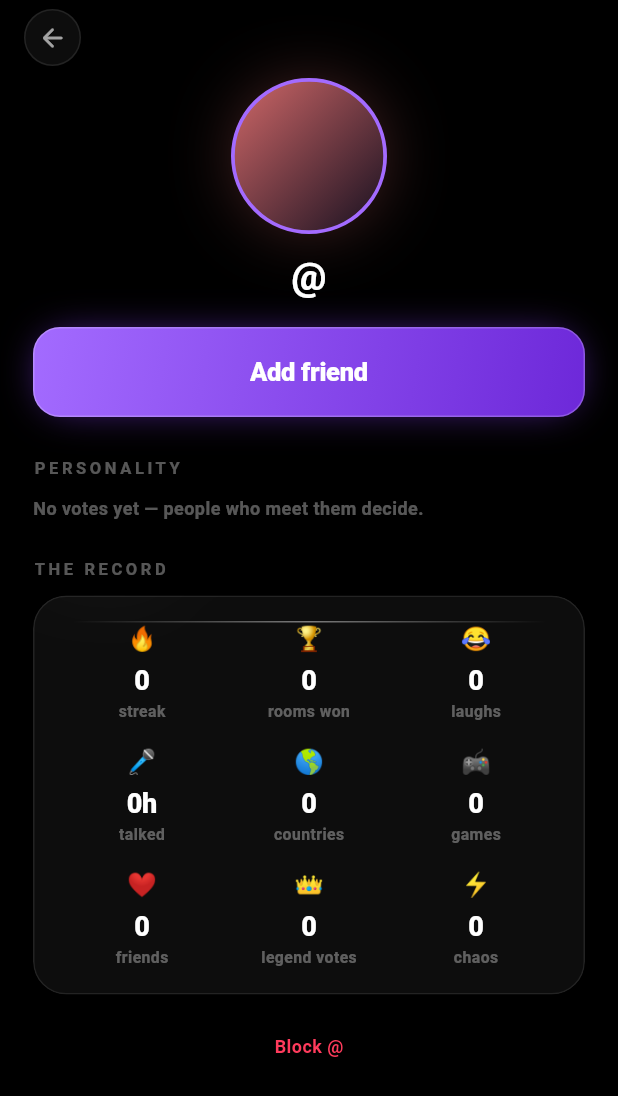
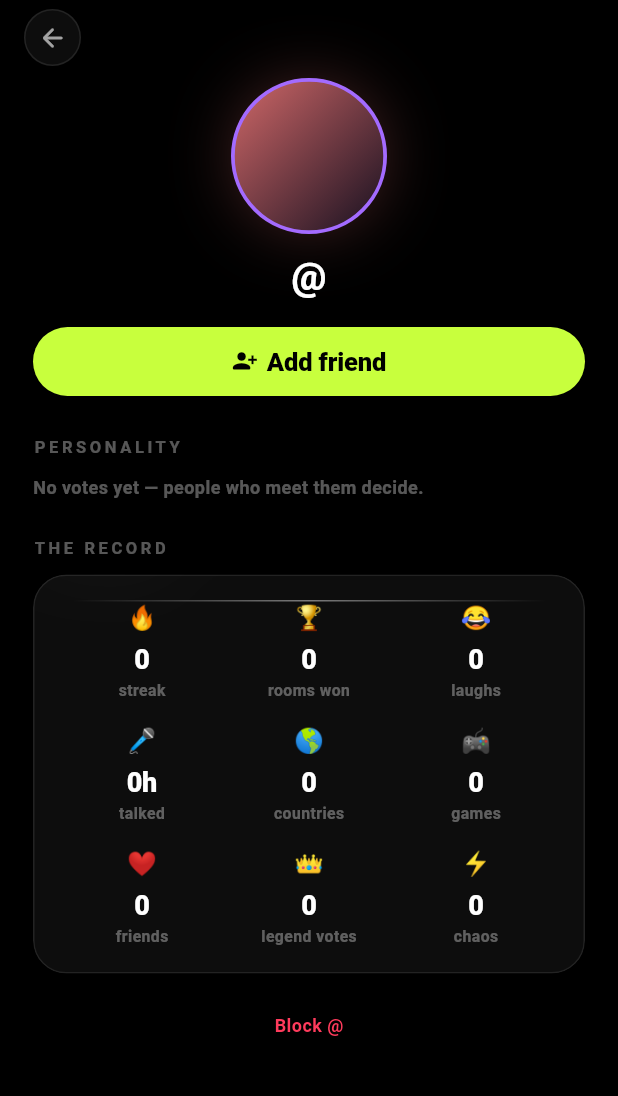
Before and after one commit to stossthegreat/Whatif, a Flutter app: the FriendProfileScreen screen opened directly with empty values, on a phone screen of 412 x 824 dp. Shown: the top 1096 px of the screen. Run offline on Flutter 3.47's test engine with Material 3 defaults, Android fonts, the phone set to English and light mode, and no system bars; our stand-ins replace app_links, audioplayers, camera, firebase_analytics, firebase_core, firebase_messaging and 7 more; missing offline and left inert: flutter_webrtc, livekit_client, purchases_flutter, record; accounts and stored records are empty; network calls fail.

Commit message:
b70: the same action pills on profiles, from one shared component
The card treatment now lives in the widget kit as ActionPill, and both
the Explore cards and the profiles use it — literally the same widget,
so the two can't drift apart the way the card and its own sheet did.

Profiles had up to four stacked chunky buttons: a 60px purple gradient
slab, then ghost boxes for calls and invites. Same advert problem as the
cards. Now:
- a stranger gets ONE button — Add friend
- a pending request says Requested and does nothing, because there is
  nothing to do
- an incoming request gets Accept
- friends get four pills in two rows: Message · Video / Voice · Invite
- acid marks the actions that put you face to face — Video, and the
  Accept that creates the friendship. Everything else is frosted.

Also: SocialState.request() now records the outgoing request the way the
Explore path already did. Without it the profile's own button waited on
a round trip while the cards had already flipped — the same state,
disagreeing with itself, which is the whole class of bug this app keeps
producing.

Every icon used here was checked against the Flutter SDK source, since
Dart doesn't compile in this environment.
b61 24/24, b62 3/3, b63 33/33, b66 11/11, b67 4/4, b69 7/7.

```diff
--- a/lib/screens/friend_profile_screen.dart
+++ b/lib/screens/friend_profile_screen.dart
@@ -136,67 +136,11 @@ class _FriendProfileScreenState extends State<FriendProfileScreen> {
                     ),
                   ),
                   const SizedBox(height: 20),
-                  // actions
-                  Row(
-                    children: [
-                      if (friendState == 'friends') ...[
-                        Expanded(
-                          child: Cta(label: 'Message', onTap: () {
-                            Buzz.commit();
-                            ChatScreen.push(context,
-                                uid: widget.uid, name: widget.name, hue: widget.hue);
-                          }),
-                        ),
-                        const SizedBox(width: 10),
-                        Expanded(
-                          child: _ghostBtn('Invite to room', () {
-                            Buzz.commit();
-                            Navigator.of(context).popUntil((r) => r.isFirst);
-                            AppNav.hostPartyFor?.call(widget.uid);
-                          }),
-                        ),
-                      ] else if (friendState == 'pendingOut')
-                        Expanded(child: _ghostBtn('Request sent ✓', null))
-                      else if (friendState == 'pendingIn')
-                        Expanded(
-                          child: Cta(label: 'Accept friend request', onTap: () {
-                            Buzz.commit();
-                            SocialState.instance.accept(widget.uid);
-                            NetworkClient.instance.profile(widget.uid);
-                          }),
-                        )
-                      else
-                        Expanded(
-                          child: Cta(label: 'Add friend', onTap: () {
-                            Buzz.commit();
-                            SocialState.instance.request(widget.uid);
-                            NetworkClient.instance.profile(widget.uid);
-                          }),
-                        ),
-                    ],
-                  ),
-                  if (friendState == 'friends') ...[
-                    const SizedBox(height: 10),
-                    Row(
-                      children: [
-                        Expanded(
-                          child: _ghostBtn('📞 Voice call', () {
-                            Buzz.commit();
-                            Navigator.of(context).popUntil((r) => r.isFirst);
-                            AppNav.startCall?.call(widget.uid, false);
-                          }),
-                        ),
-                        const SizedBox(width: 10),
-                        Expanded(
-                          child: _ghostBtn('📹 Video call', () {
-                            Buzz.commit();
-                            Navigator.of(context).popUntil((r) => r.isFirst);
-                            AppNav.startCall?.call(widget.uid, true);
-                          }),
-                        ),
-                      ],
-                    ),
-                  ],
+                  // The same frosted pills the Explore cards use — one shape
+                  // for "do something about this person", wherever you meet
+                  // them. Four stacked gradient slabs read as an advert; this
+                  // reads as a profile.
+                  ..._actions(context, friendState),
                   const SizedBox(height: 26),
                   // personality — votes from people who actually met them
                   Text('PERSONALITY', style: T.eyebrow),
@@ -391,24 +335,95 @@ class _FriendProfileScreenState extends State<FriendProfileScreen> {
     );
   }
 
-  Widget _ghostBtn(String label, VoidCallback? onTap) {
-    return Press(
-      haptic: false,
-      onTap: onTap,
-      child: Opacity(
-        opacity: onTap == null ? 0.5 : 1,
-        child: Container(
-          height: 54,
-          alignment: Alignment.center,
-          decoration: BoxDecoration(
-            borderRadius: BorderRadius.circular(18),
-            border: Border.all(color: C.hair2),
+  /// What you can do about this person, in the order you'd want it, and never
+  /// an action the server would refuse. Strangers get one honest button;
+  /// friends get the four that actually work.
+  List<Widget> _actions(BuildContext context, String friendState) {
+    void home() => Navigator.of(context).popUntil((r) => r.isFirst);
+
+    if (friendState == 'pendingOut') {
+      return const [ActionPill(label: 'Requested', muted: true, height: 46)];
+    }
+    if (friendState == 'pendingIn') {
+      return [
+        ActionPill(
+          label: 'Accept friend request',
+          icon: Icons.person_add_alt_1_rounded,
+          live: true,
+          height: 46,
+          onTap: () {
+            Buzz.commit();
+            SocialState.instance.accept(widget.uid);
+            NetworkClient.instance.profile(widget.uid);
+          },
+        ),
+      ];
+    }
+    if (friendState != 'friends') {
+      return [
+        ActionPill(
+          label: 'Add friend',
+          icon: Icons.person_add_alt_1_rounded,
+          live: true,
+          height: 46,
+          onTap: () {
+            Buzz.commit();
+            SocialState.instance.request(widget.uid);
+            NetworkClient.instance.profile(widget.uid);
+          },
+        ),
+      ];
+    }
+    return [
+      Row(
+        children: [
+          Expanded(
+            child: ActionPill(
+              label: 'Message',
+              icon: Icons.chat_bubble_rounded,
+              height: 46,
+              onTap: () {
+                Buzz.commit();
+                ChatScreen.push(context,
+                    uid: widget.uid, name: widget.name, hue: widget.hue);
+              },
+            ),
           ),
-          child: Text(label,
-              style: T.body.copyWith(color: Colors.white, fontWeight: FontWeight.w700)),
-        ),
+          const SizedBox(width: 8),
+          Expanded(
+            child: ActionPill(
+              label: 'Video',
+              icon: Icons.videocam_rounded,
+              live: true,
+              height: 46,
+              onTap: () { Buzz.commit(); home(); AppNav.startCall?.call(widget.uid, true); },
+            ),
+          ),
+        ],
       ),
-    );
+      const SizedBox(height: 8),
+      Row(
+        children: [
+          Expanded(
+            child: ActionPill(
+              label: 'Voice',
+              icon: Icons.call_rounded,
+              height: 46,
+              onTap: () { Buzz.commit(); home(); AppNav.startCall?.call(widget.uid, false); },
+            ),
+          ),
+          const SizedBox(width: 8),
+          Expanded(
+            child: ActionPill(
+              label: 'Invite to room',
+              icon: Icons.group_rounded,
+              height: 46,
+              onTap: () { Buzz.commit(); home(); AppNav.hostPartyFor?.call(widget.uid); },
+            ),
+          ),
+        ],
+      ),
+    ];
   }
 
   Widget _statRow(List<(String, String, String)> items) {
--- a/lib/screens/settings_screen.dart
+++ b/lib/screens/settings_screen.dart
@@ -162,7 +162,7 @@ class _SettingsScreenState extends State<SettingsScreen> {
                     _link('Delete account', () => _confirmDelete(context), color: C.live),
                   ]),
                   const SizedBox(height: 26),
-                  Center(child: Text('Rivlr · 1.0.0 (69)', style: T.tiny)),
+                  Center(child: Text('Rivlr · 1.0.0 (70)', style: T.tiny)),
                 ],
               ),
             ),
--- a/lib/state/social.dart
+++ b/lib/state/social.dart
@@ -300,7 +300,10 @@ class SocialState extends ChangeNotifier {
     notifyListeners();
   }
 
-  void request(String uid) => NetworkClient.instance.friendRequest(uid);
+  void request(String uid) {
+    NetworkClient.instance.friendRequest(uid);
+    noteRequested(uid); // every surface reading the graph flips at once
+  }
   void accept(String uid) => NetworkClient.instance.friendAccept(uid);
   void decline(String uid) => NetworkClient.instance.friendDecline(uid);
   void unfriend(String uid) {
--- a/lib/widgets/glass.dart
+++ b/lib/widgets/glass.dart
@@ -136,6 +136,66 @@ class _PressState extends State<Press> with SingleTickerProviderStateMixin {
 /// The call-to-action. The primary key wears the signature gradient with a
 /// soft glow — one unmistakable button per screen. `quiet: true` keeps the
 /// old white key for the rare spot where the gradient would shout twice.
+/// One action, frosted.
+///
+/// The house action shape, shared by the Explore cards and the profiles so
+/// the two can't drift apart. Frosted glass by default — a saturated slab
+/// reads as an advert pasted onto the page, which is exactly how the old
+/// gradient buttons looked. Colour is spent on ONE thing: [live] means the
+/// action reaches someone who is on right now.
+class ActionPill extends StatelessWidget {
+  const ActionPill({
+    super.key,
+    required this.label,
+    this.icon,
+    this.onTap,
+    this.muted = false,
+    this.live = false,
+    this.height = 34,
+  });
+  final String label;
+  final IconData? icon;
+  final VoidCallback? onTap;
+  final bool muted;
+  final bool live;
+  final double height;
+
+  @override
+  Widget build(BuildContext context) {
+    final on = onTap != null && !muted;
+    final fg = live && on ? Colors.black : (muted ? C.tx2 : Colors.white);
+    final body = Container(
+      height: height,
+      alignment: Alignment.center,
+      padding: const EdgeInsets.symmetric(horizontal: 8),
+      decoration: BoxDecoration(
+        color: live && on ? C.acid : const Color(0x33FFFFFF),
+        borderRadius: BorderRadius.circular(R.chip),
+      ),
+      child: Row(
+        mainAxisSize: MainAxisSize.min,
+        children: [
+          if (icon != null) ...[
+            Icon(icon, size: height * 0.38, color: fg),
+            const SizedBox(width: 6),
+          ],
+          Flexible(
+            child: Text(label,
+                maxLines: 1,
+                overflow: TextOverflow.ellipsis,
+                style: T.body.copyWith(
+                    color: fg,
+                    fontSize: height * 0.37,
+                    fontWeight: FontWeight.w800)),
+          ),
+        ],
+      ),
+    );
+    if (!on) return Opacity(opacity: 0.75, child: body);
+    return Press(haptic: false, scale: 0.96, onTap: onTap, child: body);
+  }
+}
+
 class Cta extends StatelessWidget {
   const Cta({super.key, required this.label, this.onTap, this.height = 60, this.quiet = false});
   final String label;
--- a/pubspec.yaml
+++ b/pubspec.yaml
@@ -16,7 +16,7 @@ publish_to: 'none' # Remove this line if you wish to publish to pub.dev
 # https://developer.apple.com/library/archive/documentation/General/Reference/InfoPlistKeyReference/Articles/CoreFoundationKeys.html
 # In Windows, build-name is used as the major, minor, and patch parts
 # of the product and file versions while build-number is used as the build suffix.
-version: 1.0.0+69
+version: 1.0.0+70
 
 environment:
   sdk: ^3.8.0
```
Also changed, not shown: lib/widgets/person_card.dart (+6 -56 lines).
